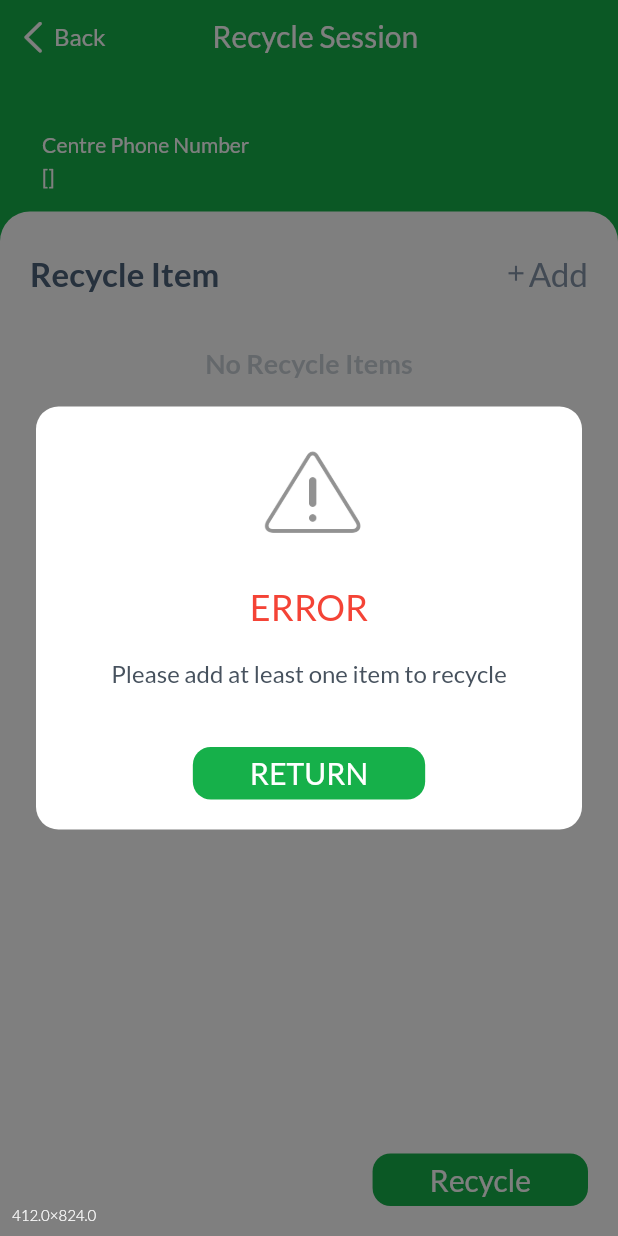
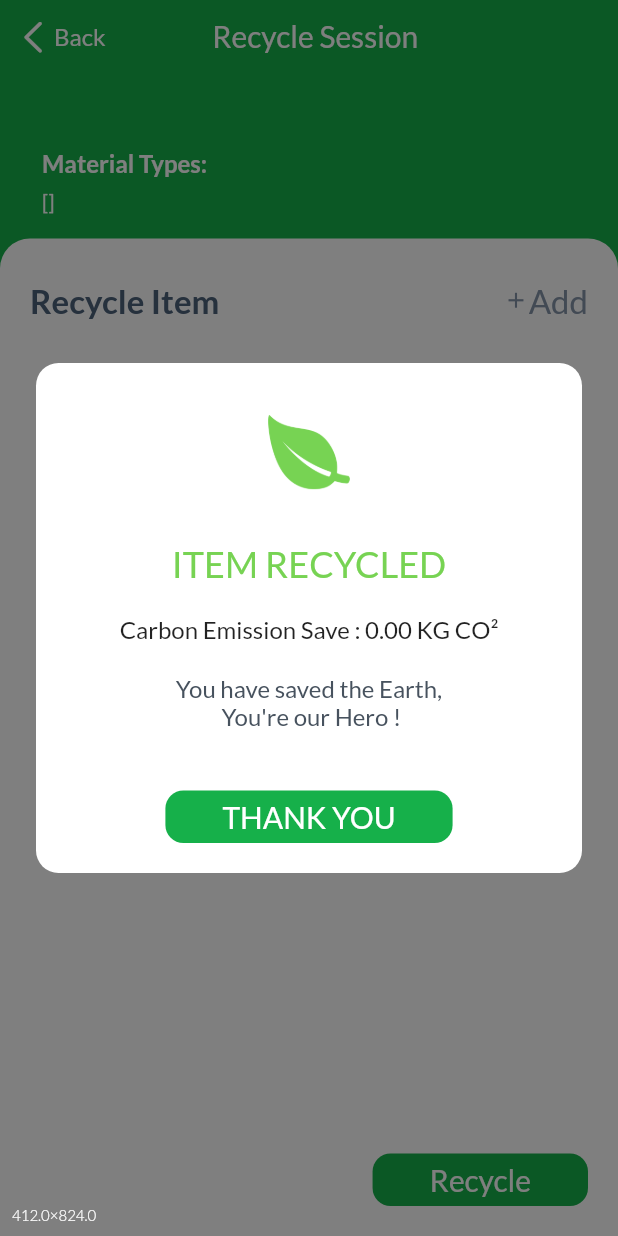
Before and after one commit to nabambil/kitaro, a Flutter app: the AddItemListPage screen opened directly with empty values, after a tap on "Recycle", on a phone screen of 412 x 824 dp. Run offline on Flutter 3.47's test engine with Material 2 defaults, Android fonts, the phone set to English and light mode, and no system bars; our stand-ins replace auto_route, carousel_slider, cross_file, dio, email_validator, firebase_auth and 11 more; missing offline and left inert: barcode_scan2, onboarding; accounts and stored records are empty.

Commit message:
update to able upload

```diff
--- a/lib/app.dart
+++ b/lib/app.dart
@@ -1,4 +1,4 @@
-import 'package:flutter/material.dart'  hide Router;
+import 'package:flutter/material.dart' hide Router;
 import 'package:provider/provider.dart';
 
 import 'app_state.dart';
@@ -26,6 +26,7 @@ class KitaroApp extends StatelessWidget {
           fontFamily: FontFamily.lato,
           splashColor: Colors.white.withOpacity(0.5),
         ),
+        debugShowCheckedModeBanner: false,
         darkTheme: ThemeData(
           brightness: Brightness.dark,
           fontFamily: FontFamily.lato,
--- a/lib/model/waste/waste_model.dart
+++ b/lib/model/waste/waste_model.dart
@@ -9,6 +9,7 @@ class WasteModel with _$WasteModel {
   @JsonSerializable(checked: true)
   const factory WasteModel({
     @JsonKey(name: 'name') String? name,
+    @JsonKey(name: 'emission') double? emission,
     @JsonKey(name: 'description') String? desc,
   }) = _WasteModel;
 
--- a/lib/service/api.dart
+++ b/lib/service/api.dart
@@ -25,11 +25,13 @@ class Api {
     return ref.orderByChild(key).equalTo(value).onValue;
   }
 
-  Future<void> removeDocument(String id, ) {
+  Future<void> removeDocument(
+    String id,
+  ) {
     return ref.child(id).remove();
   }
 
-  Future<String?> add(String id, Map data) async{
+  Future<String?> add(String id, Map data) async {
     final _action = ref.child(id);
     await _action.set(data);
 
--- a/lib/ui/components/dialog.dart
+++ b/lib/ui/components/dialog.dart
@@ -69,6 +69,7 @@ Future<void> showSuccessfulDialog({
   required BuildContext context,
   required String title,
   required String message,
+  String? carbon,
   bool barrierDismissible = false,
 }) {
   return showRawDialog(
@@ -81,6 +82,7 @@ Future<void> showSuccessfulDialog({
       titleTextColor: const Color(0xff77D353),
       iconColor: const Color(0xff77D353),
       icon: Assets.icons.leave,
+      carbon: carbon,
     ),
   );
 }
@@ -89,6 +91,7 @@ class AlertDialog extends StatelessWidget {
   final String title;
   final String message;
   final String buttonText;
+  final String? carbon;
   final Color titleTextColor;
   final Color? iconColor;
   final ImageProvider icon;
@@ -99,6 +102,7 @@ class AlertDialog extends StatelessWidget {
     required this.buttonText,
     required this.titleTextColor,
     required this.icon,
+    this.carbon,
     this.iconColor,
     Key? key,
   }) : super(key: key);
@@ -129,6 +133,13 @@ class AlertDialog extends StatelessWidget {
               textAlign: TextAlign.center,
             ),
             const SizedBox(height: 20),
+            if (carbon != null)
+              Text(
+                "Carbon Emission Save : ${carbon ?? ''} KG CO²",
+                style: const TextStyle(fontSize: 16),
+                textAlign: TextAlign.center,
+              ),
+            const SizedBox(height: 20),
             Text(
               message,
               style: const TextStyle(
--- a/lib/ui/ft_about/pg_about/page.dart
+++ b/lib/ui/ft_about/pg_about/page.dart
@@ -231,8 +231,8 @@ class _wsTile extends StatelessWidget {
         width: 26,
         color: Colors.grey,
       ),
-      title: const Text("info.environment@whb.com.my"),
-      onTap: () => ws("0197992590"),
+      title: const Text("012-6903526"),
+      onTap: () => ws("+60126903526"),
     );
   }
 
--- a/lib/ui/ft_add_item/pg_add_item/page.dart
+++ b/lib/ui/ft_add_item/pg_add_item/page.dart
@@ -99,9 +99,10 @@ class _Header extends StatelessWidget {
             children: [
               const _AppBar(),
               const SizedBox(height: 15),
-              _Text(text: state.location?.name ?? ''),
-              const _Text(text: 'Centre Phone Number'),
-              _Text(text: state.itemTypeList.toString()),
+              _Text(text: state.location?.name ?? '', bold: true),
+              // const _Text(text: 'Centre Phone Number'),
+              const _Text(text: "Material Types:", bold: true),
+              _Text(text: state.typeNames.toString()),
               const SizedBox(height: 15),
               // _Text(text: 'Centre Address 1'),
               // _Text(text: 'Centre Address 2'),
@@ -157,11 +158,13 @@ class _Text extends StatelessWidget {
   // ---------------------------- CONSTRUCTORS ----------------------------
   const _Text({
     required this.text,
+    this.bold = false,
     Key? key,
   }) : super(key: key);
 
   // ---------------------------------- FIELDS ---------------------------------
   final String? text;
+  final bool bold;
 
   // ------------------------------- METHODS ------------------------------
   @override
@@ -170,10 +173,11 @@ class _Text extends StatelessWidget {
       padding: const EdgeInsets.only(left: 20.0, top: 4),
       child: Text(
         text!,
-        style: const TextStyle(
-          color: kWhiteColor, //Color(0xff4D627B),
-          fontSize: 14,
-        ),
+        style: TextStyle(
+            color: kWhiteColor, //Color(0xff4D627B),
+            fontSize: bold ? 16 : 14,
+            height: 1.5,
+            fontWeight: bold ? FontWeight.bold : FontWeight.normal),
       ),
     );
   }
@@ -356,7 +360,8 @@ class _SubmitButton extends StatelessWidget {
             barrierDismissible: false,
             context: context,
             title: 'ITEM RECYCLED',
-            message: 'You have saved the earth, You\'re our Hero !',
+            message: 'You have saved the Earth,\n You\'re our Hero !',
+            carbon: state.calculateTotalCarbon(),
           );
           await context.router.replace(const HistoryItemListPageRoute());
         },
--- a/lib/ui/ft_add_item/pg_add_item/state.dart
+++ b/lib/ui/ft_add_item/pg_add_item/state.dart
@@ -29,7 +29,7 @@ class AddItemListPageState extends ChangeNotifier {
   List<String> imagePath = [];
 
   // ITEM TYPE -----------------------------------------------------------------
-  List<String> itemTypeList = [];
+  List<WasteModel> itemTypeList = [];
   // ITEM TYPE //////////////////////////////////
   String? _itemType;
   String? get itemType => _itemType;
@@ -128,9 +128,9 @@ class AddItemListPageState extends ChangeNotifier {
     try {
       _itemImageError = null;
 
-      if (_itemImages.isEmpty) {
-        _itemImageError = 'item image required';
-      }
+      // if (_itemImages.isEmpty) {
+      //   _itemImageError = 'item image required';
+      // }
     } finally {
       notifyListeners();
     }
@@ -153,7 +153,7 @@ class AddItemListPageState extends ChangeNotifier {
       itemTypeList.clear();
       for (var element in value.wastes!) {
         WasteDao(id: element).waste.then((value) {
-          itemTypeList.add(value.name!);
+          itemTypeList.add(value);
           notifyListeners();
         });
         notifyListeners();
@@ -192,10 +192,11 @@ class AddItemListPageState extends ChangeNotifier {
   }
 
   Future<ErrorMessage?> validateRecycleList() async {
-    if (_itemsAdded.isEmpty) {
-      return ErrorMessage(
-          title: 'Error', message: 'Please add at least one item to recycle');
-    }
+    // if (_itemsAdded.isEmpty) {
+    //   return ErrorMessage(
+    //       title: 'Error', message: 'Please add at least one item to recycle');
+    // }
+    return null;
   }
 
   void removeItemImage(int? index) {
@@ -255,11 +256,27 @@ class AddItemListPageState extends ChangeNotifier {
     } catch (e) {
       return ErrorMessage(title: e.toString(), message: '');
     } finally {
-      _itemsAdded.clear();
       _itemType = null;
       _itemWeight = null;
       _itemImages = [];
       notifyListeners();
     }
   }
+
+  String calculateTotalCarbon() {
+    double carbon = 0.0;
+    for (var element in _itemsAdded) {
+      final WasteModel waste =
+          itemTypeList.firstWhere((v) => v.name == element.type);
+      carbon += (element.weight ?? 0) * (waste.emission ?? 1);
+    }
+
+    _itemsAdded.clear();
+
+    return carbon.toStringAsFixed(2);
+  }
+
+  List<String> get typeNames {
+    return itemTypeList.map<String>((e) => e.name ?? "").toList();
+  }
 }
--- a/lib/ui/ft_main/pg_onboarding/page.dart
+++ b/lib/ui/ft_main/pg_onboarding/page.dart
@@ -23,7 +23,7 @@ class _Content extends StatelessWidget {
     PageModel(
       widget: _PageModel(
         image: Assets.gifs.location,
-        title: 'Check Nearest Location',
+        title: 'Locate Nearest Recycling Centre or Kiosk',
       ),
     ),
     PageModel(
@@ -35,9 +35,9 @@ class _Content extends StatelessWidget {
     PageModel(
       widget: _PageModel(
         image: Assets.gifs.recycle,
-        title: 'Together Help Earth be Better Place',
+        title: 'Together Help Earth to be a Better Place',
         subtitle:
-            "Disclaimer: Our Carbon Emission calculation just average amount",
+            "Disclaimer: The carbon emission savings calculation is based on approximation only",
       ),
     ),
   ];
@@ -113,6 +113,7 @@ class _PageModel extends StatelessWidget {
               letterSpacing: 1.2,
               fontWeight: FontWeight.bold,
               color: kThemeColor,
+              fontFamily: FontFamily.lato,
             ),
           ),
         ),
--- a/pubspec.yaml
+++ b/pubspec.yaml
@@ -1,7 +1,7 @@
 name: kitaro
 description: A new Flutter project.
 publish_to: 'none' # Remove this line if you wish to publish to pub.dev
-version: 1.0.0+1
+version: 1.0.0+2
 
 environment:
   sdk: ">=2.15.0 <3.0.0"
```
Also changed, not shown: lib/ui/components/dropdown.dart (+12 -4 lines), lib/ui/ft_add_item/pg_add_item/dg_add_item/dialog.dart (+14 -9 lines), lib/ui/ft_main/pg_splash/page.dart (+8 -8 lines), lib/ui/ft_recycle_history/pg_list_item/state.dart (+6 -3 lines), lib/model/waste/waste_model.freezed.dart, lib/model/waste/waste_model.g.dart, pubspec.lock, 7 other files.
